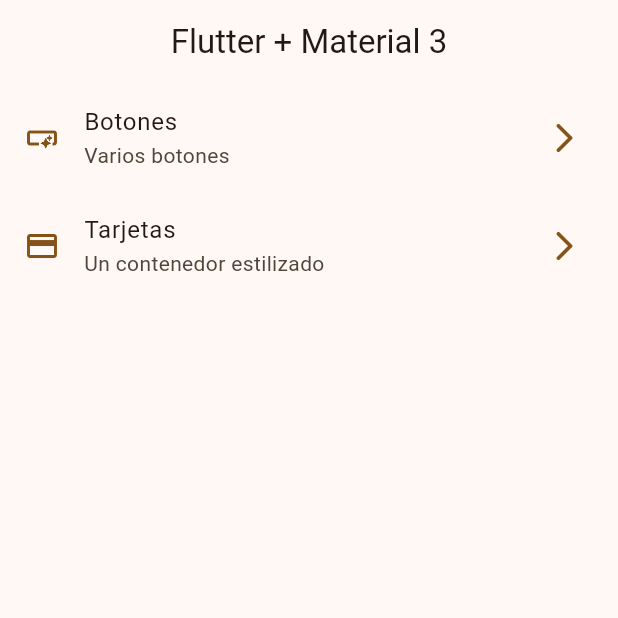
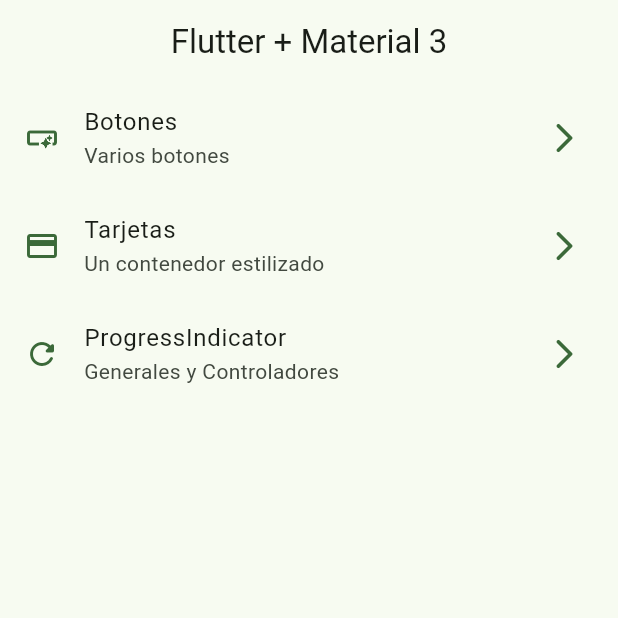
Before and after one commit to KvinBaron/widgestapp, a Flutter app: the screen it shows after launch, on a phone screen of 412 x 824 dp, the top half of it. Run offline on Flutter 3.47's test engine with Material 2 defaults, Android fonts, the phone set to English and light mode, and no system bars; our stand-ins replace go_router.

Commit message:
indicator progress

```diff
--- a/lib/config/menu/menu_item.dart
+++ b/lib/config/menu/menu_item.dart
@@ -36,5 +36,11 @@
    link: "/cards",
    icon: Icons.credit_card
    ),
+   MenuItem(
+  tittle:"ProgressIndicator",
+   subTittle: "Generales y Controladores",
+   link: "/progress",
+   icon: Icons.refresh_rounded
+   ),
 
 ];
--- a/lib/config/router/app_router.dart
+++ b/lib/config/router/app_router.dart
@@ -20,10 +20,15 @@
 
     ),
 
-    GoRoute(
-      path: '/cards',
-      name: CardsScreen.name,
-      builder: (context, state) => const CardsScreen(),
-    ),
+      GoRoute(
+        path: '/cards',
+        name: CardsScreen.name,
+        builder: (context, state) => const CardsScreen(),
+      ),
+        GoRoute(
+        path: '/progress',
+        name: ProgressScreen.name,
+        builder: (context, state) => const ProgressScreen(),
+      ),
   ],
 );
--- a/lib/main.dart
+++ b/lib/main.dart
@@ -15,7 +15,7 @@
     return MaterialApp.router(
       routerConfig: appRouter,
     debugShowCheckedModeBanner: false,
-    theme: AppTheme (selectedColor: 4).getTheme(),
+    theme: AppTheme (selectedColor: 5).getTheme(),
 
       );
 
```
Also changed, not shown: lib/presentation/screens/progress/progress_screen.dart (+38 -0 lines), lib/presentation/screens/cards/cards_screen.dart (line endings or trailing spaces).
